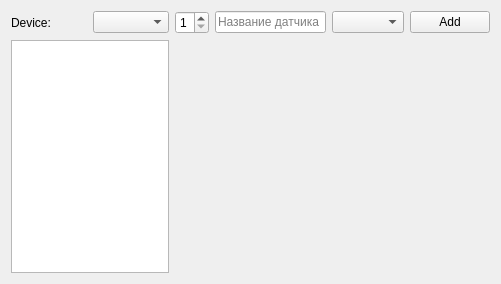
Qt form widgets/testmodulewidget.ui (alex13sh/GraphicModbus) before a commit.
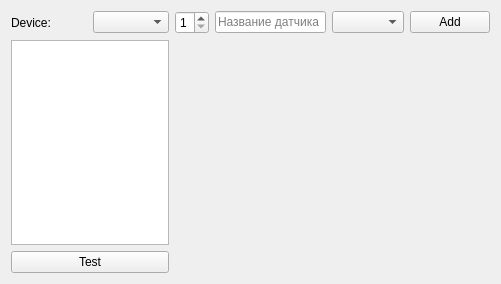
The same form after that commit. Custom widgets are drawn as their Qt base class.

Commit message: Create Test Analog device

What changed in the file:
```diff
--- a/widgets/testmodulewidget.ui
+++ b/widgets/testmodulewidget.ui
@@ -66,8 +66,12 @@
    <item row="1" column="0">
     <widget class="QListWidget" name="listWidget"/>
    </item>
-   <item row="1" column="1">
-    <widget class="Sensor_InfoWidget" name="InfoForm" native="true"/>
+   <item row="2" column="0">
+    <widget class="QPushButton" name="pbTest">
+     <property name="text">
+      <string>Test</string>
+     </property>
+    </widget>
    </item>
   </layout>
  </widget>
```
Left out of the diff: 29 changed lines with no effect on the pictures. The commit also changes 3 other files.
